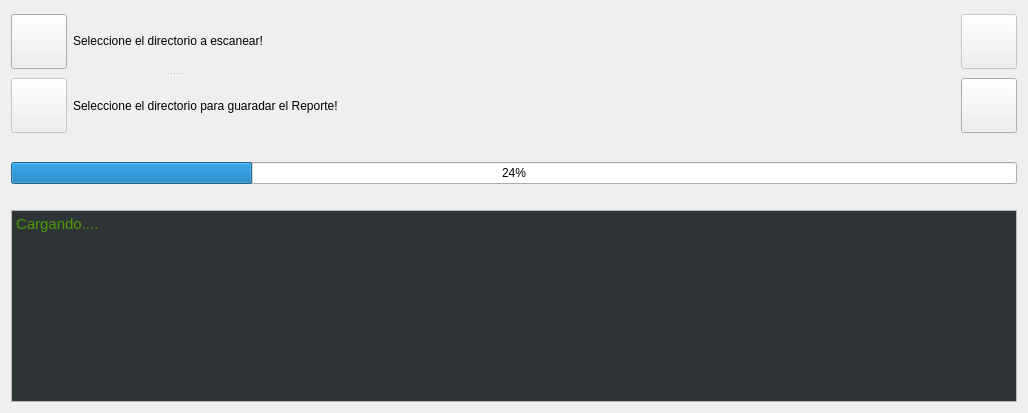
sclMAX/NsfwReportExplorer, file ui_nsfw_scann.ui: the form before one commit.
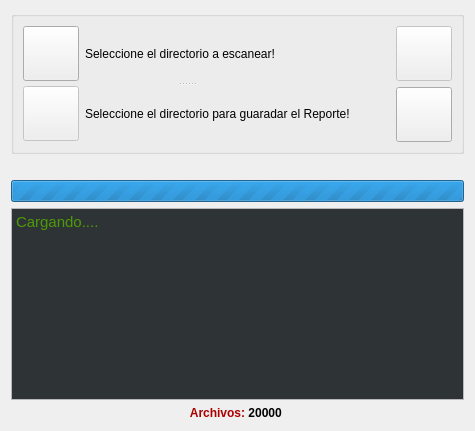
The form after the commit. Icons and pictures are not drawn.

Diff of the .ui file:
```diff
--- a/ui_nsfw_scann.ui
+++ b/ui_nsfw_scann.ui
@@ -9,10 +9,22 @@
    <rect>
     <x>0</x>
     <y>0</y>
-    <width>1028</width>
-    <height>413</height>
+    <width>992</width>
+    <height>439</height>
    </rect>
   </property>
+  <property name="sizePolicy">
+   <sizepolicy hsizetype="Ignored" vsizetype="Fixed">
+    <horstretch>0</horstretch>
+    <verstretch>0</verstretch>
+   </sizepolicy>
+  </property>
+  <property name="maximumSize">
+   <size>
+    <width>1240</width>
+    <height>16777215</height>
+   </size>
+  </property>
   <property name="windowTitle">
    <string>Open Nsfw Scann v1.0 by MAX</string>
   </property>
@@ -21,10 +33,38 @@
     <normaloff>icons/icon-wifi.png</normaloff>icons/icon-wifi.png</iconset>
   </property>
   <property name="toolTip">
-   <string>R</string>
+   <string/>
+  </property>
+  <property name="layoutDirection">
+   <enum>Qt::LeftToRight</enum>
+  </property>
+  <property name="sizeGripEnabled">
+   <bool>false</bool>
+  </property>
+  <property name="modal">
+   <bool>false</bool>
   </property>
   <layout class="QVBoxLayout" name="verticalLayout_2">
-   <item>
+   <property name="sizeConstraint">
+    <enum>QLayout::SetFixedSize</enum>
+   </property>
+   <item alignment="Qt::AlignTop">
+    <widget class="QGroupBox" name="groupBox">
+     <property name="sizePolicy">
+      <sizepolicy hsizetype="Expanding" vsizetype="MinimumExpanding">
+       <horstretch>0</horstretch>
+       <verstretch>0</verstretch>
+      </sizepolicy>
+     </property>
+     <property name="minimumSize">
+      <size>
+       <width>0</width>
+       <height>0</height>
+      </size>
+     </property>
+     <property name="title">
+      <string/>
+     </property>
     <layout class="QHBoxLayout" name="horizontalLayout_3">
      <item>
       <widget class="QSplitter" name="splitter">
@@ -142,9 +182,6 @@
        <property name="orientation">
         <enum>Qt::Horizontal</enum>
        </property>
-       <property name="sizeType">
-        <enum>QSizePolicy::Expanding</enum>
-       </property>
        <property name="sizeHint" stdset="0">
         <size>
          <width>40</width>
@@ -198,37 +235,28 @@
       </layout>
      </item>
     </layout>
+    </widget>
    </item>
-   <item>
+   <item alignment="Qt::AlignTop">
     <widget class="QLabel" name="lblProgressBar">
      <property name="text">
       <string/>
      </property>
      <property name="wordWrap">
-      <bool>true</bool>
+      <bool>false</bool>
      </property>
     </widget>
    </item>
-   <item>
+   <item alignment="Qt::AlignTop">
     <widget class="QProgressBar" name="progressBar">
+     <property name="maximum">
+      <number>0</number>
+     </property>
      <property name="value">
-      <number>24</number>
+      <number>-1</number>
      </property>
-    </widget>
-   </item>
-   <item>
-    <widget class="QLabel" name="lblResumen">
-     <property name="font">
-      <font>
-       <weight>75</weight>
-       <bold>true</bold>
-      </font>
-     </property>
-     <property name="text">
-      <string/>
-     </property>
-     <property name="wordWrap">
-      <bool>true</bool>
+     <property name="alignment">
+      <set>Qt::AlignCenter</set>
      </property>
     </widget>
    </item>
@@ -311,8 +339,36 @@
       <string>&lt;!DOCTYPE HTML PUBLIC &quot;-//W3C//DTD HTML 4.0//EN&quot; &quot;http://www.w3.org/TR/REC-html40/strict.dtd&quot;&gt;
 &lt;html&gt;&lt;head&gt;&lt;meta name=&quot;qrichtext&quot; content=&quot;1&quot; /&gt;&lt;style type=&quot;text/css&quot;&gt;
 p, li { white-space: pre-wrap; }
-&lt;/style&gt;&lt;/head&gt;&lt;body style=&quot; font-family:'Ubuntu'; font-size:11pt; font-weight:400; font-style:normal;&quot;&gt;
-&lt;p style=&quot; margin-top:0px; margin-bottom:0px; margin-left:0px; margin-right:0px; -qt-block-indent:0; text-indent:0px;&quot;&gt;Cargando....&lt;/p&gt;&lt;/body&gt;&lt;/html&gt;</string>
+&lt;/style&gt;&lt;/head&gt;&lt;body style=&quot; font-family:'MS Shell Dlg 2'; font-size:7.8pt; font-weight:400; font-style:normal;&quot;&gt;
+&lt;p style=&quot; margin-top:0px; margin-bottom:0px; margin-left:0px; margin-right:0px; -qt-block-indent:0; text-indent:0px;&quot;&gt;&lt;span style=&quot; font-family:'Ubuntu'; font-size:11pt;&quot;&gt;Cargando....&lt;/span&gt;&lt;/p&gt;&lt;/body&gt;&lt;/html&gt;</string>
+     </property>
+    </widget>
+   </item>
+   <item>
+    <widget class="QLabel" name="lblResumen">
+     <property name="maximumSize">
+      <size>
+       <width>1240</width>
+       <height>16777215</height>
+      </size>
+     </property>
+     <property name="font">
+      <font>
+       <weight>75</weight>
+       <bold>true</bold>
+      </font>
+     </property>
+     <property name="text">
+      <string>&lt;html&gt;&lt;head/&gt;&lt;body&gt;&lt;p align=&quot;center&quot;&gt;&lt;span style=&quot; color:#aa0000;&quot;&gt;Archivos:&lt;/span&gt; 20000 &lt;/p&gt;&lt;/body&gt;&lt;/html&gt;</string>
+     </property>
+     <property name="textFormat">
+      <enum>Qt::AutoText</enum>
+     </property>
+     <property name="alignment">
+      <set>Qt::AlignCenter</set>
+     </property>
+     <property name="wordWrap">
+      <bool>false</bool>
      </property>
     </widget>
    </item>
```
Left out of the diff: 12 changed lines with no effect on the pictures. Lines whose indentation alone changed are shown as unchanged.
